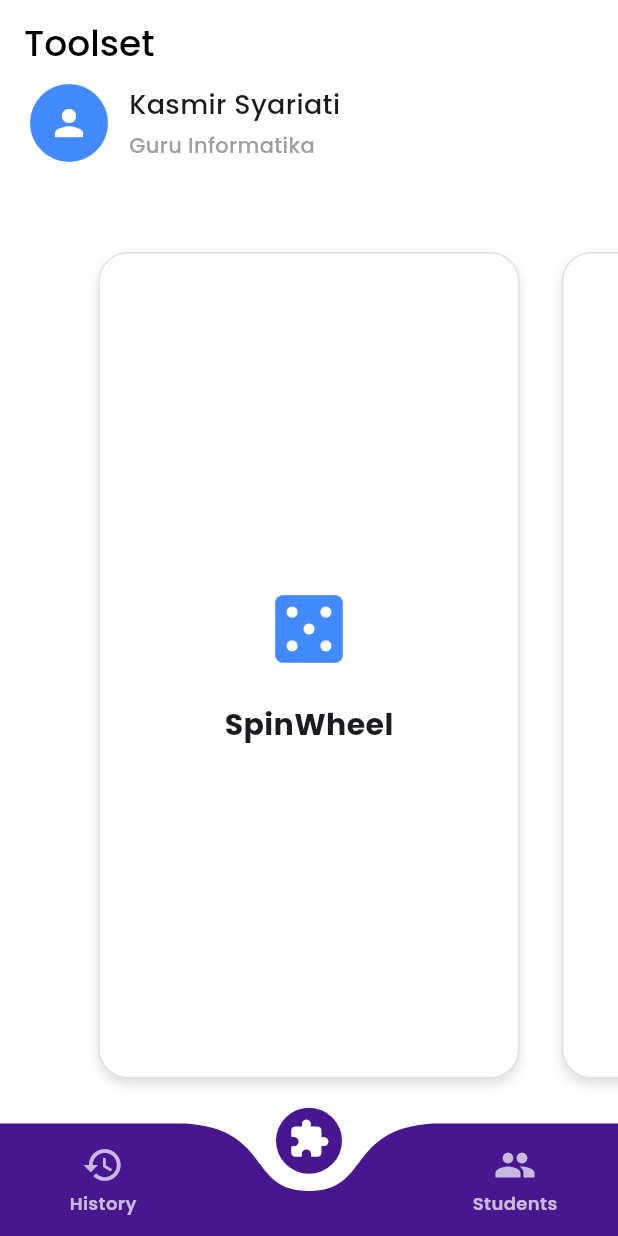
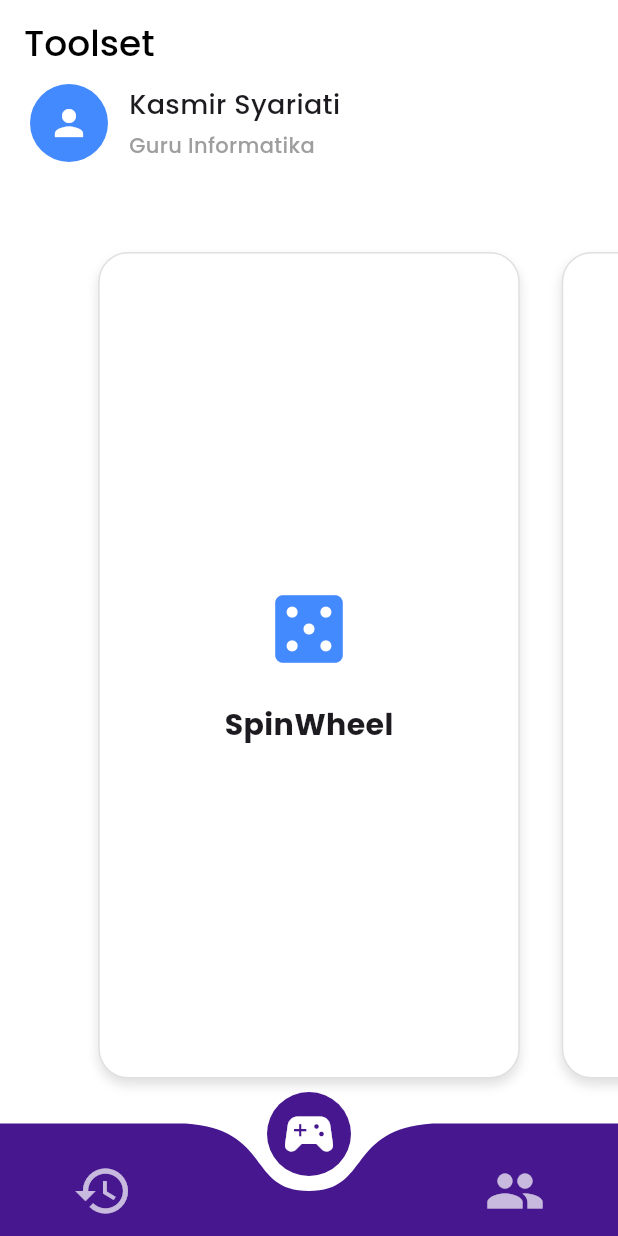
Before and after one commit to Idkwhat77/ALP-Vispro-Kelompok3, a Flutter app: the MainScaffold screen opened directly with empty values, item 2 of the bottom bar chosen, on a phone screen of 412 x 824 dp. Run offline on Flutter 3.47's test engine with Material 3 defaults, Android fonts, the phone set to English and light mode, and no system bars; drawn by our look-alikes of curved_navigation_bar; our stand-ins replace bloc, equatable, flutter_bloc, flutter_fortune_wheel, flutter_svg, go_router.

Commit message:
fix bottom navbar, remove the text and make it slightly bigger

```diff
--- a/frontend/lib/widgets/main_scaffold.dart
+++ b/frontend/lib/widgets/main_scaffold.dart
@@ -13,104 +13,33 @@ class MainScaffold extends StatelessWidget {
 
     return Scaffold(
       body: child,
-
       bottomNavigationBar: CurvedNavigationBar(
         index: _getIndexFromRoute(currentRoute),
 
-        // color theme adjusments
         color: const Color(0xFF46178F),
         buttonBackgroundColor: const Color(0xFF46178F),
         backgroundColor: Colors.white,
-        //----------------------------------------------
 
-        // smoother animation
         animationCurve: Curves.easeInOutCubic,
         animationDuration: const Duration(milliseconds: 400),
 
+        height: 75,
 
-        height: 75,
         items: [
-          // History
-          Column(
-            mainAxisSize: MainAxisSize.min,
-            children: [
-              Icon(
-                Icons.history,
-                size: 28,
-                color: currentRoute.startsWith('/history')
-                    ? Colors.white
-                    : Colors.white70,
-              ),
-              const SizedBox(height: 3),
-              Visibility(
-                visible: !currentRoute.startsWith('/history'),
-                child: Text(
-                  'History',
-                  style: const TextStyle(
-                    fontFamily: 'Poppins',
-                    fontSize: 12,
-                    color: Colors.white70,
-                    fontWeight: FontWeight.w600,
-                  ),
-                ),
-              ),
-            ],
+          _navIcon(
+            selected: currentRoute.startsWith('/history'),
+            icon: Icons.history,
           ),
-
-          // Tools
-          Column(
-            mainAxisSize: MainAxisSize.min,
-            children: [
-              Icon(
-                Icons.extension,
-                size: 28,
-                color: currentRoute.startsWith('/tools')
-                    ? Colors.white
-                    : Colors.white70,
-              ),
-              const SizedBox(height: 3),
-              Visibility(
-                visible: !currentRoute.startsWith('/tools'),
-                child: Text(
-                  'Tools',
-                  style: const TextStyle(
-                    fontFamily: 'Poppins',
-                    fontSize: 12,
-                    color: Colors.white70,
-                    fontWeight: FontWeight.w600,
-                  ),
-                ),
-              ),
-            ],
+          _navIcon(
+            selected: currentRoute.startsWith('/tools'),
+            icon: Icons.sports_esports,
           ),
-
-          // Students
-          Column(
-            mainAxisSize: MainAxisSize.min,
-            children: [
-              Icon(
-                Icons.people,
-                size: 28,
-                color: currentRoute.startsWith('/students')
-                    ? Colors.white
-                    : Colors.white70,
-              ),
-              const SizedBox(height: 3),
-              Visibility(
-                visible: !currentRoute.startsWith('/students'),
-                child: Text(
-                  'Students',
-                  style: const TextStyle(
-                    fontFamily: 'Poppins',
-                    fontSize: 12,
-                    color: Colors.white70,
-                    fontWeight: FontWeight.w600,
-                  ),
-                ),
-              ),
-            ],
+          _navIcon(
+            selected: currentRoute.startsWith('/students'),
+            icon: Icons.people,
           ),
         ],
+
         onTap: (index) {
           switch (index) {
             case 0:
@@ -128,10 +57,26 @@ class MainScaffold extends StatelessWidget {
     );
   }
 
+  // SELECTED = tidak diberi padding
+  // NON-SELECTED = diberi padding ke bawah
+  Widget _navIcon({
+    required bool selected,
+    required IconData icon,
+  }) {
+    return Padding(
+      padding: EdgeInsets.only(top: selected ? 0 : 15),
+      child: Icon(
+        icon,
+        size: 40,
+        color: selected ? Colors.white : Colors.white70,
+      ),
+    );
+  }
+
   int _getIndexFromRoute(String route) {
     if (route.startsWith('/history')) return 0;
     if (route.startsWith('/tools')) return 1;
     if (route.startsWith('/students')) return 2;
-    return 1; // default = tools
+    return 1;
   }
 }
```
